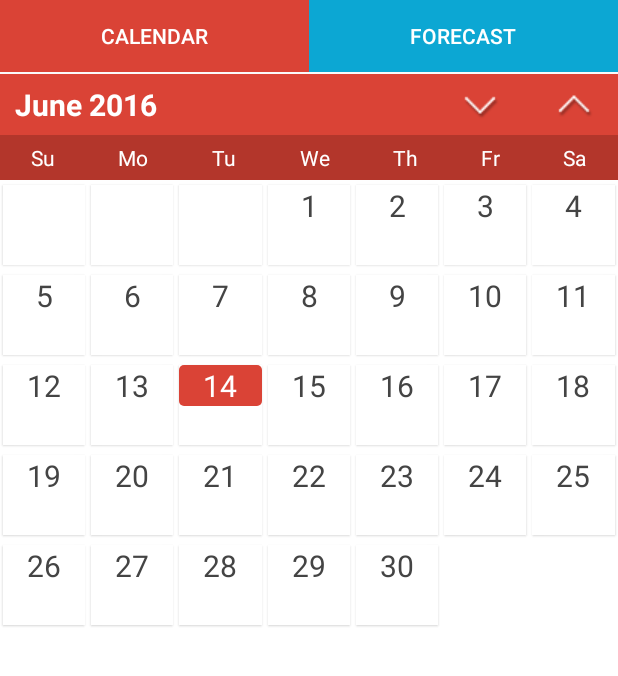
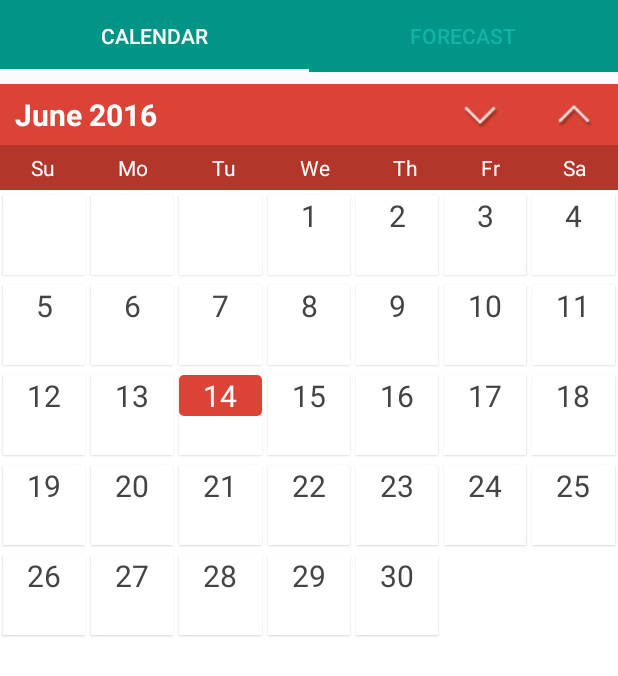
Before and after one commit to vlad-alekseev/Organiser, an Android app: the screen it shows after launch (MainActivity), on a phone screen of 412 x 824 dp. Shown: the top 676 px of the screen. Run offline under Robolectric (Android 15) with nearby library versions, the phone set to English and light mode, and no system bars; libraries missing offline, so code that uses them is left out: com.activeandroid, com.activeandroid.annotation, com.activeandroid.query; 3 statements that could not run were skipped.

Commit message:
add tabs and view pager

```diff
--- a/app/build.gradle
+++ b/app/build.gradle
@@ -29,6 +29,7 @@ dependencies {
     compile 'com.michaelpardo:activeandroid:3.1.0-SNAPSHOT'
     compile 'com.squareup.retrofit2:retrofit:2.0.2'
     compile 'com.squareup.picasso:picasso:2.5.2'
+    compile 'com.android.support:design:23.4.0'
 }
 
 repositories {
--- /dev/null
+++ b/app/src/main/java/com/organiser/ViewPagerAdapter.java
@@ -0,0 +1,41 @@
+package com.organiser;
+
+import android.support.v4.app.Fragment;
+import android.support.v4.app.FragmentManager;
+import android.support.v4.app.FragmentStatePagerAdapter;
+
+import java.util.ArrayList;
+import java.util.List;
+
+
+public class ViewPagerAdapter extends FragmentStatePagerAdapter {
+
+
+    private final List<Fragment> mFragmentList = new ArrayList<>();
+    private final List<String> mFragmentTitleList = new ArrayList<>();
+
+    public ViewPagerAdapter(FragmentManager fm) {
+        super(fm);
+    }
+
+    @Override
+    public Fragment getItem(int position) {
+        return mFragmentList.get(position);
+    }
+
+    @Override
+    public int getCount() {
+        return mFragmentList.size();
+    }
+
+    @Override
+    public CharSequence getPageTitle(int position) {
+        return mFragmentTitleList.get(position);
+    }
+
+    public void addFragment(Fragment fragment, String title) {
+        mFragmentList.add(fragment);
+        mFragmentTitleList.add(title);
+    }
+
+}
--- a/app/src/main/java/com/organiser/activity/MainActivity.java
+++ b/app/src/main/java/com/organiser/activity/MainActivity.java
@@ -1,11 +1,11 @@
 package com.organiser.activity;
 
-import android.support.v4.app.FragmentTransaction;
+import android.support.design.widget.TabLayout;
+import android.support.v4.view.ViewPager;
 import android.support.v7.app.AppCompatActivity;
 import android.os.Bundle;
-import android.view.View;
-import android.widget.Button;
 
+import com.organiser.ViewPagerAdapter;
 import com.organiser.fragment.WeatherFragment;
 import com.organiser.R;
 import com.organiser.fragment.CalendarFragment;
@@ -17,38 +17,18 @@ public class MainActivity extends AppCompatActivity {
         super.onCreate(savedInstanceState);
         setContentView(R.layout.activity_main);
 
-        setListenersOnButtons();
-        // set default fragment in container
-        getSupportFragmentManager().beginTransaction()
-                .replace(R.id.custom_fragment, new CalendarFragment()).commit();
+        ViewPager viewPager = (ViewPager) findViewById(R.id.pager);
+        setupViewPager(viewPager);
+
+        TabLayout tabLayout = (TabLayout) findViewById(R.id.tab_layout);
+        tabLayout.setupWithViewPager(viewPager);
     }
 
-
-    private void setListenersOnButtons() {
-        Button calendarButton = (Button) findViewById(R.id.buttonCalendar);
-        Button forecastButton = (Button) findViewById(R.id.buttonForecast);
-        if (calendarButton != null) {
-            calendarButton.setOnClickListener(new View.OnClickListener() {
-                @Override
-                public void onClick(View v) {
-                    getSupportFragmentManager().beginTransaction()
-                            .setTransition(FragmentTransaction.TRANSIT_FRAGMENT_OPEN)
-                            .replace(R.id.custom_fragment, new CalendarFragment()).commit();
-                }
-            });
-        }
-
-        if (forecastButton != null) {
-            forecastButton.setOnClickListener(new View.OnClickListener() {
-                @Override
-                public void onClick(View v) {
-                    getSupportFragmentManager().beginTransaction()
-                            .setTransition(FragmentTransaction.TRANSIT_FRAGMENT_OPEN)
-                            .replace(R.id.custom_fragment, new WeatherFragment()).commit();
-                }
-            });
-        }
-
+    private void setupViewPager(ViewPager viewPager) {
+        ViewPagerAdapter adapter = new ViewPagerAdapter(getSupportFragmentManager());
+        adapter.addFragment(new CalendarFragment(), getString(R.string.calendar));
+        adapter.addFragment(new WeatherFragment(), getString(R.string.forecast));
+        viewPager.setAdapter(adapter);
     }
 
 }
--- a/app/src/main/java/com/organiser/fragment/CalendarFragment.java
+++ b/app/src/main/java/com/organiser/fragment/CalendarFragment.java
@@ -17,6 +17,7 @@ import android.widget.ImageButton;
 import android.widget.TextView;
 
 import com.organiser.Constants;
+import com.organiser.activity.MainActivity;
 import com.organiser.data.TimeConverter;
 import com.organiser.adapter.CalendarDayAdapter;
 import com.organiser.model.CalendarItem;
@@ -40,13 +41,21 @@ public class CalendarFragment extends Fragment {
     @Override
     public View onCreateView(LayoutInflater inflater, ViewGroup container, Bundle savedInstanceState) {
         mView = inflater.inflate(R.layout.fragment_calendar, container, false);
+
+
+        return mView;
+    }
+
+    @Override
+    public void onResume() {
+        super.onResume();
+
+        ((MainActivity) mView.getContext()).findViewById(R.id.tab_layout).setVisibility(View.VISIBLE);
         setRetainInstance(true);
 
         initViews();
         setDefaultValue();
         setAdapterFromDate(getCalendarItems());
-
-        return mView;
     }
 
     private void initViews() {
--- a/app/src/main/java/com/organiser/fragment/RemainderFragment.java
+++ b/app/src/main/java/com/organiser/fragment/RemainderFragment.java
@@ -4,6 +4,9 @@ package com.organiser.fragment;
 import android.annotation.TargetApi;
 import android.app.Activity;
 import android.app.TimePickerDialog;
+import android.content.Context;
+import android.graphics.Color;
+import android.support.design.widget.TabLayout;
 import android.support.v4.app.Fragment;
 import android.os.Build;
 import android.os.Bundle;
@@ -21,6 +24,7 @@ import android.widget.TimePicker;
 import android.widget.Toast;
 
 import com.organiser.Constants;
+import com.organiser.activity.MainActivity;
 import com.organiser.data.TimeConverter;
 import com.organiser.model.CalendarItem;
 import com.organiser.R;
@@ -52,6 +56,8 @@ public class RemainderFragment extends Fragment {
     @Override
     public View onCreateView(LayoutInflater inflater, ViewGroup container, Bundle savedInstanceState) {
         mView = inflater.inflate(R.layout.fragment_reminder, container, false);
+        ((MainActivity) mView.getContext()).findViewById(R.id.tab_layout).setVisibility(View.GONE);
+
         setRetainInstance(true);
 
         Bundle bundle = getArguments();
@@ -60,6 +66,12 @@ public class RemainderFragment extends Fragment {
         setDefault(currentDate);
 
         return mView;
+    }
+
+    @Override
+    public void onDestroy() {
+        super.onDestroy();
+        ((MainActivity) mView.getContext()).findViewById(R.id.tab_layout).setClickable(true);
     }
 
     private void initViews() {
--- a/app/src/main/res/layout/activity_main.xml
+++ b/app/src/main/res/layout/activity_main.xml
@@ -1,43 +1,31 @@
 <?xml version="1.0" encoding="utf-8"?>
 <RelativeLayout xmlns:android="http://schemas.android.com/apk/res/android"
+    xmlns:app="http://schemas.android.com/apk/res-auto"
     android:layout_width="fill_parent"
     android:layout_height="fill_parent"
     android:orientation="vertical">
 
-    <LinearLayout
-        android:id="@+id/linearLayout2"
+    <android.support.design.widget.TabLayout
+        android:id="@+id/tab_layout"
         android:layout_width="match_parent"
         android:layout_height="wrap_content"
-        android:layout_alignParentLeft="true"
-        android:layout_alignParentStart="true"
-        android:layout_alignParentTop="true"
-        android:layout_marginBottom="@dimen/marginTabBottom"
-        android:orientation="horizontal"
-        android:weightSum="2">
+        android:minHeight="?attr/actionBarSize"
+        app:tabBackground="@color/materialDesignGreen"
+        app:tabSelectedTextColor="@color/colorWhite"
+        app:tabTextColor="@color/materialDesignLightGreen"
+        app:tabIndicatorColor="@color/colorWhite"/>
 
-        <Button
-            android:id="@+id/buttonCalendar"
-            android:layout_width="wrap_content"
-            android:layout_height="wrap_content"
-            android:layout_weight="1"
-            android:background="@color/materialDesignOrange"
-            android:text="@string/calendar"
-            android:textColor="@color/colorWhite" />
+    <android.support.v4.view.ViewPager
+        android:id="@+id/pager"
+        android:layout_width="match_parent"
+        android:layout_height="fill_parent"
+        android:layout_below="@id/tab_layout" />
 
-        <Button
-            android:id="@+id/buttonForecast"
-            android:layout_width="wrap_content"
-            android:layout_height="wrap_content"
-            android:layout_weight="1"
-            android:background="@color/materialDesignBlue"
-            android:text="@string/forecast"
-            android:textColor="@color/colorWhite" />
-    </LinearLayout>
-
-    <RelativeLayout
+    <LinearLayout
         android:id="@+id/custom_fragment"
         android:layout_width="match_parent"
         android:layout_height="match_parent"
-        android:layout_below="@+id/linearLayout2" />
+        android:layout_below="@+id/tab_layout"
+        android:orientation="horizontal" />
 
 </RelativeLayout>
--- a/app/src/main/res/values/colors.xml
+++ b/app/src/main/res/values/colors.xml
@@ -9,6 +9,7 @@
     <color name="colorHalfTransparent">#c6ffffff</color>
     <color name="brownTextShadow">#666666</color>
     <color name="materialDesignGreen">#009587</color>
+    <color name="materialDesignLightGreen">#14b3a4</color>
     <color name="materialDesignOrange">#da4336</color>
     <color name="materialDarkOrange">#b3362b</color>
     <color name="materialDesignBlue">#0ca7d3</color>
```
